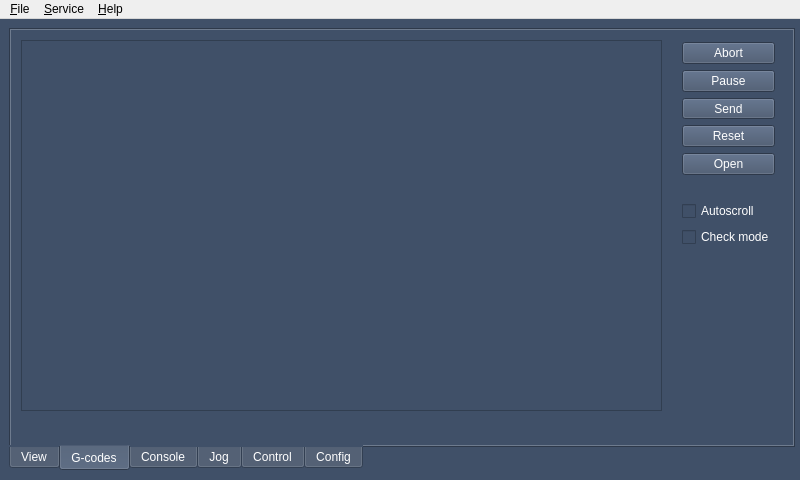
Above: src/frmmain.ui from hjliaw/Candle-lathe before the change. Below: the same form after it.
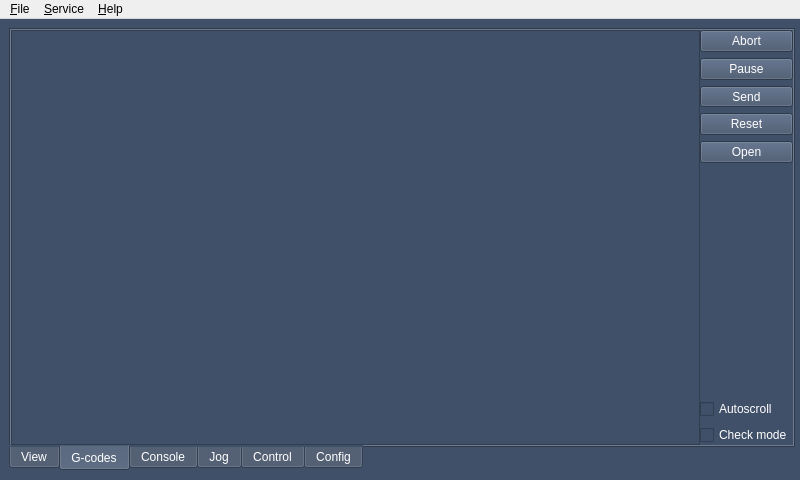
That is the form after the change. The open tabs and pages were chosen to show the change. Icons and pictures are not drawn. Custom widgets are drawn as their Qt base class.

Commit message: auto expand tabs with zero margins

Diff of the .ui file:
```diff
--- a/src/frmmain.ui
+++ b/src/frmmain.ui
@@ -627,15 +627,24 @@
        <attribute name="title">
         <string>G-codes</string>
        </attribute>
+       <layout class="QGridLayout" name="gridLayout_2">
+        <property name="leftMargin">
+         <number>0</number>
+        </property>
+        <property name="topMargin">
+         <number>0</number>
+        </property>
+        <property name="rightMargin">
+         <number>0</number>
+        </property>
+        <property name="bottomMargin">
+         <number>0</number>
+        </property>
+        <property name="spacing">
+         <number>0</number>
+        </property>
+        <item row="0" column="0">
        <widget class="QTableView" name="tblProgram">
-        <property name="geometry">
-         <rect>
-          <x>10</x>
-          <y>10</y>
-          <width>641</width>
-          <height>371</height>
-         </rect>
-        </property>
         <property name="font">
          <font>
           <pointsize>9</pointsize>
@@ -666,15 +675,8 @@
          <bool>false</bool>
         </attribute>
        </widget>
-       <widget class="QWidget" name="layoutWidget">
-        <property name="geometry">
-         <rect>
-          <x>660</x>
-          <y>12</y>
-          <width>121</width>
-          <height>371</height>
-         </rect>
-        </property>
+        </item>
+        <item row="0" column="1">
         <layout class="QVBoxLayout" name="verticalLayout_7">
          <property name="sizeConstraint">
           <enum>QLayout::SetFixedSize</enum>
@@ -735,12 +737,12 @@
          <item>
           <spacer name="spacerBot">
            <property name="orientation">
-            <enum>Qt::Horizontal</enum>
+             <enum>Qt::Vertical</enum>
            </property>
            <property name="sizeHint" stdset="0">
             <size>
-             <width>8</width>
-             <height>20</height>
+              <width>20</width>
+              <height>8</height>
             </size>
            </property>
           </spacer>
@@ -784,7 +786,8 @@
           </widget>
          </item>
         </layout>
-       </widget>
+        </item>
+       </layout>
       </widget>
       <widget class="QWidget" name="tab_console">
        <attribute name="title">
```
Left out of the diff: 44 changed lines with no effect on the pictures. Lines whose indentation alone changed are shown as unchanged.
